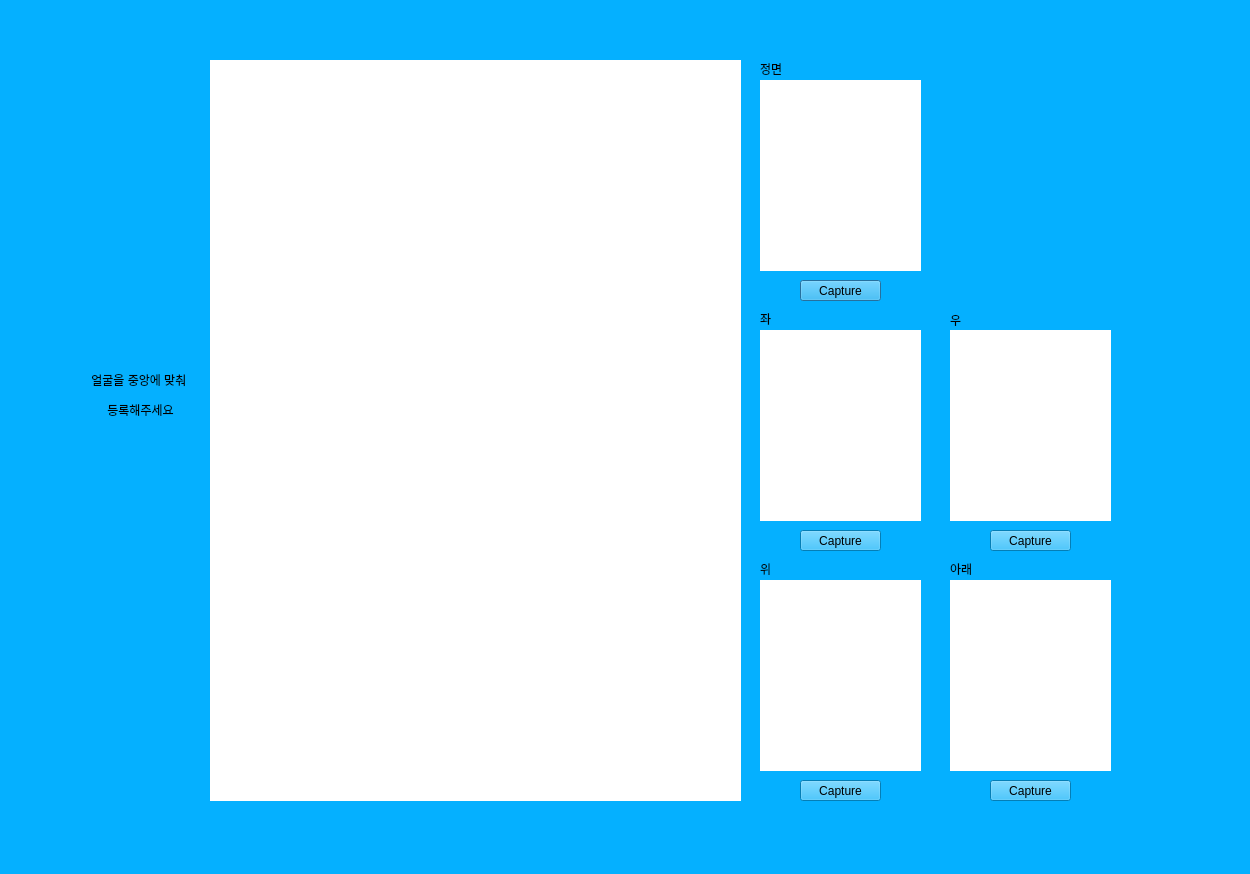
Above: GUI/third(info).ui from star6973/unmanned-payment-system before the change. Below: the same form after it.
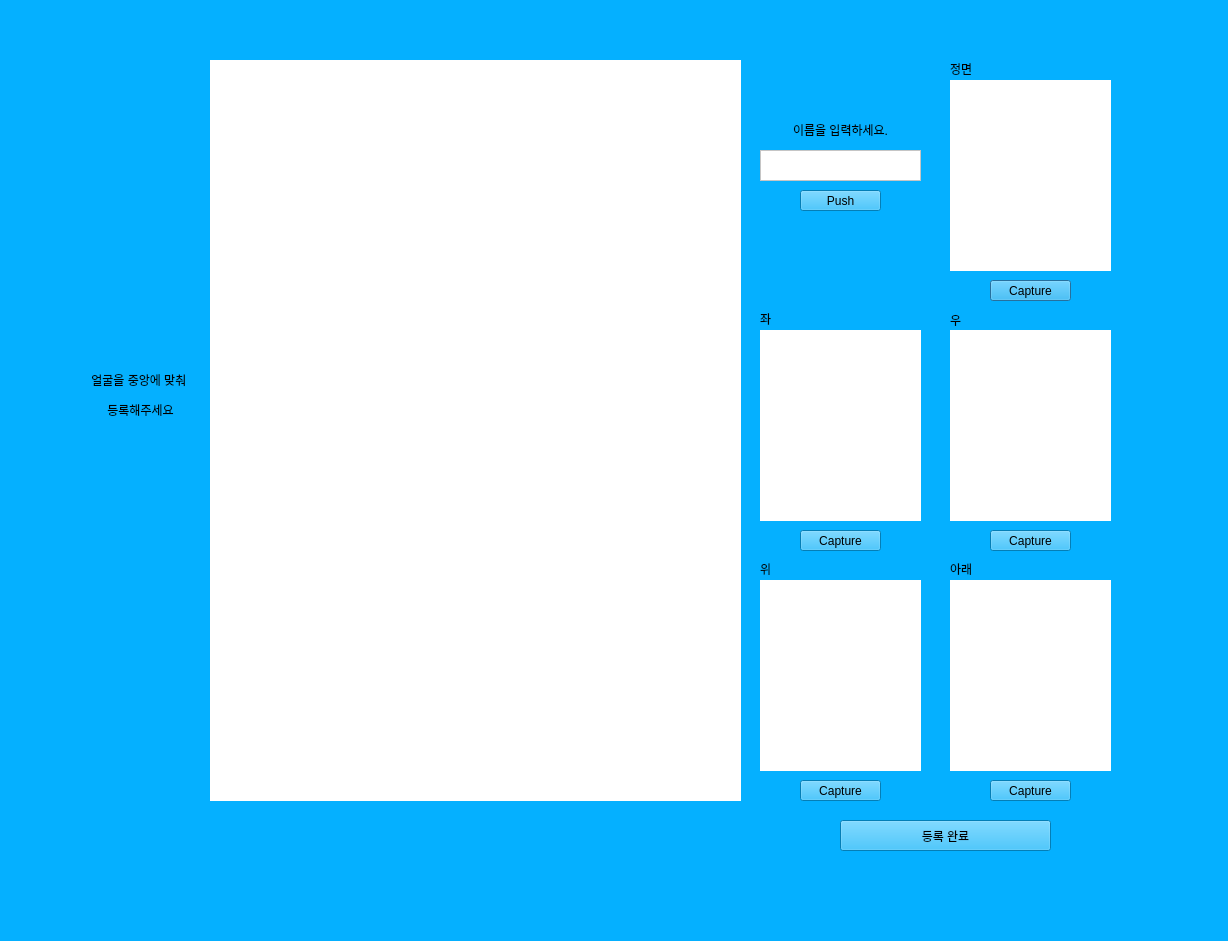
That is the form after the change.

The edit to the form file:
```diff
--- a/GUI/third(info).ui
+++ b/GUI/third(info).ui
@@ -6,8 +6,8 @@
    <rect>
     <x>0</x>
     <y>0</y>
-    <width>1250</width>
-    <height>874</height>
+    <width>1228</width>
+    <height>941</height>
    </rect>
   </property>
   <property name="windowTitle">
@@ -35,7 +35,7 @@
   <widget class="QPushButton" name="front_capture_button">
    <property name="geometry">
     <rect>
-     <x>800</x>
+     <x>990</x>
      <y>280</y>
      <width>81</width>
      <height>21</height>
@@ -70,7 +70,7 @@
   <widget class="QLabel" name="front_label">
    <property name="geometry">
     <rect>
-     <x>760</x>
+     <x>950</x>
      <y>80</y>
      <width>161</width>
      <height>191</height>
@@ -86,7 +86,7 @@
   <widget class="QLabel" name="label_2">
    <property name="geometry">
     <rect>
-     <x>760</x>
+     <x>950</x>
      <y>60</y>
      <width>55</width>
      <height>18</height>
@@ -276,6 +276,71 @@
     <string>Capture</string>
    </property>
   </widget>
+  <widget class="QTextEdit" name="nameLabel">
+   <property name="geometry">
+    <rect>
+     <x>760</x>
+     <y>150</y>
+     <width>161</width>
+     <height>31</height>
+    </rect>
+   </property>
+   <property name="styleSheet">
+    <string notr="true">background-color: rgb(255, 255, 255);</string>
+   </property>
+   <property name="html">
+    <string>&lt;!DOCTYPE HTML PUBLIC &quot;-//W3C//DTD HTML 4.0//EN&quot; &quot;http://www.w3.org/TR/REC-html40/strict.dtd&quot;&gt;
+&lt;html&gt;&lt;head&gt;&lt;meta name=&quot;qrichtext&quot; content=&quot;1&quot; /&gt;&lt;style type=&quot;text/css&quot;&gt;
+p, li { white-space: pre-wrap; }
+&lt;/style&gt;&lt;/head&gt;&lt;body style=&quot; font-family:'Sans Serif'; font-size:9pt; font-weight:400; font-style:normal;&quot;&gt;
+&lt;p align=&quot;center&quot; style=&quot;-qt-paragraph-type:empty; margin-top:0px; margin-bottom:0px; margin-left:0px; margin-right:0px; -qt-block-indent:0; text-indent:0px;&quot;&gt;&lt;br /&gt;&lt;/p&gt;&lt;/body&gt;&lt;/html&gt;</string>
+   </property>
+  </widget>
+  <widget class="QPushButton" name="nameButton">
+   <property name="geometry">
+    <rect>
+     <x>800</x>
+     <y>190</y>
+     <width>81</width>
+     <height>21</height>
+    </rect>
+   </property>
+   <property name="text">
+    <string>Push</string>
+   </property>
+  </widget>
+  <widget class="QLabel" name="label_3">
+   <property name="geometry">
+    <rect>
+     <x>780</x>
+     <y>120</y>
+     <width>121</width>
+     <height>21</height>
+    </rect>
+   </property>
+   <property name="text">
+    <string>&lt;html&gt;&lt;head/&gt;&lt;body&gt;&lt;p align=&quot;center&quot;&gt;이름을 입력하세요.&lt;/p&gt;&lt;/body&gt;&lt;/html&gt;</string>
+   </property>
+   <property name="textFormat">
+    <enum>Qt::AutoText</enum>
+   </property>
+   <property name="alignment">
+    <set>Qt::AlignCenter</set>
+   </property>
+  </widget>
+  <widget class="QPushButton" name="finish_button">
+   <property name="geometry">
+    <rect>
+     <x>840</x>
+     <y>820</y>
+     <width>211</width>
+     <height>31</height>
+    </rect>
+   </property>
+   <property name="text">
+    <string>등록 완료</string>
+   </property>
+  </widget>
  </widget>
  <resources/>
  <connections/>
```
Left out of the diff: 2 changed lines with no effect on the pictures.
